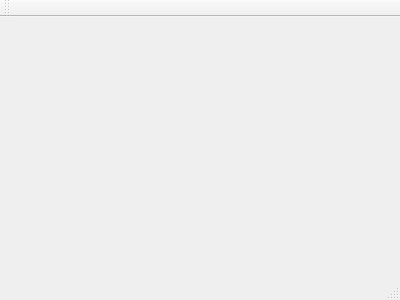
The window that mainwindow.ui (dunn-cwu/CS480_Calculator) describes before a commit, drawn with Qt 5.
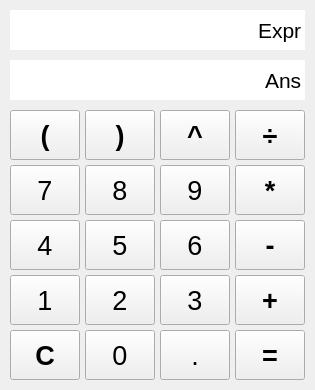
The same window after the commit.

The edit to the form file:
```diff
--- a/mainwindow.ui
+++ b/mainwindow.ui
@@ -1,24 +1,549 @@
 <ui version="4.0">
  <class>MainWindow</class>
- <widget class="QMainWindow" name="MainWindow" >
-  <property name="geometry" >
+ <widget class="QMainWindow" name="MainWindow">
+  <property name="geometry">
    <rect>
     <x>0</x>
     <y>0</y>
-    <width>400</width>
-    <height>300</height>
+    <width>315</width>
+    <height>390</height>
    </rect>
   </property>
   <property name="windowTitle" >
    <string>MainWindow</string>
   </property>
-  <widget class="QMenuBar" name="menuBar" />
-  <widget class="QToolBar" name="mainToolBar" />
-  <widget class="QWidget" name="centralWidget" />
-  <widget class="QStatusBar" name="statusBar" />
+  <widget class="QWidget" name="centralWidget">
+   <widget class="QPushButton" name="equalsBtn">
+    <property name="geometry">
+     <rect>
+      <x>235</x>
+      <y>330</y>
+      <width>70</width>
+      <height>50</height>
+     </rect>
+    </property>
+    <property name="font">
+     <font>
+      <pointsize>20</pointsize>
+      <weight>75</weight>
+      <bold>true</bold>
+     </font>
+    </property>
+    <property name="text">
+     <string>=</string>
+    </property>
+    <property name="shortcut">
+     <string>Enter</string>
+    </property>
+   </widget>
+   <widget class="QPushButton" name="clearBtn">
+    <property name="geometry">
+     <rect>
+      <x>10</x>
+      <y>330</y>
+      <width>70</width>
+      <height>50</height>
+     </rect>
+    </property>
+    <property name="font">
+     <font>
+      <pointsize>20</pointsize>
+      <weight>75</weight>
+      <bold>true</bold>
+     </font>
+    </property>
+    <property name="text">
+     <string>C</string>
+    </property>
+    <property name="shortcut">
+     <string>Del</string>
+    </property>
+   </widget>
+   <widget class="QPushButton" name="oneBtn">
+    <property name="geometry">
+     <rect>
+      <x>10</x>
+      <y>275</y>
+      <width>70</width>
+      <height>50</height>
+     </rect>
+    </property>
+    <property name="font">
+     <font>
+      <pointsize>20</pointsize>
+      <weight>50</weight>
+      <bold>false</bold>
+     </font>
+    </property>
+    <property name="text">
+     <string>1</string>
+    </property>
+    <property name="shortcut">
+     <string>1</string>
+    </property>
+   </widget>
+   <widget class="QPushButton" name="twoBtn">
+    <property name="geometry">
+     <rect>
+      <x>85</x>
+      <y>275</y>
+      <width>70</width>
+      <height>50</height>
+     </rect>
+    </property>
+    <property name="font">
+     <font>
+      <pointsize>20</pointsize>
+      <weight>50</weight>
+      <bold>false</bold>
+     </font>
+    </property>
+    <property name="text">
+     <string>2</string>
+    </property>
+    <property name="shortcut">
+     <string>2</string>
+    </property>
+   </widget>
+   <widget class="QPushButton" name="fourBtn">
+    <property name="geometry">
+     <rect>
+      <x>10</x>
+      <y>220</y>
+      <width>70</width>
+      <height>50</height>
+     </rect>
+    </property>
+    <property name="font">
+     <font>
+      <pointsize>20</pointsize>
+      <weight>50</weight>
+      <bold>false</bold>
+     </font>
+    </property>
+    <property name="text">
+     <string>4</string>
+    </property>
+    <property name="shortcut">
+     <string>4</string>
+    </property>
+   </widget>
+   <widget class="QPushButton" name="sevenBtn">
+    <property name="geometry">
+     <rect>
+      <x>10</x>
+      <y>165</y>
+      <width>70</width>
+      <height>50</height>
+     </rect>
+    </property>
+    <property name="font">
+     <font>
+      <pointsize>20</pointsize>
+      <weight>50</weight>
+      <bold>false</bold>
+     </font>
+    </property>
+    <property name="text">
+     <string>7</string>
+    </property>
+    <property name="shortcut">
+     <string>7</string>
+    </property>
+   </widget>
+   <widget class="QPushButton" name="leftParenthBtn">
+    <property name="geometry">
+     <rect>
+      <x>10</x>
+      <y>110</y>
+      <width>70</width>
+      <height>50</height>
+     </rect>
+    </property>
+    <property name="font">
+     <font>
+      <pointsize>20</pointsize>
+      <weight>75</weight>
+      <bold>true</bold>
+     </font>
+    </property>
+    <property name="text">
+     <string>(</string>
+    </property>
+    <property name="shortcut">
+     <string>(</string>
+    </property>
+   </widget>
+   <widget class="QLineEdit" name="exprTextBox">
+    <property name="geometry">
+     <rect>
+      <x>10</x>
+      <y>10</y>
+      <width>295</width>
+      <height>40</height>
+     </rect>
+    </property>
+    <property name="font">
+     <font>
+      <family>MS Shell Dlg 2</family>
+      <pointsize>16</pointsize>
+     </font>
+    </property>
+    <property name="layoutDirection">
+     <enum>Qt::LeftToRight</enum>
+    </property>
+    <property name="text">
+     <string>Expr</string>
+    </property>
+    <property name="frame">
+     <bool>false</bool>
+    </property>
+    <property name="alignment">
+     <set>Qt::AlignRight|Qt::AlignTrailing|Qt::AlignVCenter</set>
+    </property>
+    <property name="readOnly">
+     <bool>true</bool>
+    </property>
+    <property name="placeholderText">
+     <string>0</string>
+    </property>
+   </widget>
+   <widget class="QLineEdit" name="ansTextBox">
+    <property name="geometry">
+     <rect>
+      <x>10</x>
+      <y>60</y>
+      <width>295</width>
+      <height>40</height>
+     </rect>
+    </property>
+    <property name="font">
+     <font>
+      <family>MS Shell Dlg 2</family>
+      <pointsize>16</pointsize>
+     </font>
+    </property>
+    <property name="layoutDirection">
+     <enum>Qt::LeftToRight</enum>
+    </property>
+    <property name="text">
+     <string>Ans</string>
+    </property>
+    <property name="frame">
+     <bool>false</bool>
+    </property>
+    <property name="alignment">
+     <set>Qt::AlignRight|Qt::AlignTrailing|Qt::AlignVCenter</set>
+    </property>
+    <property name="readOnly">
+     <bool>true</bool>
+    </property>
+    <property name="placeholderText">
+     <string>0</string>
+    </property>
+   </widget>
+   <widget class="QPushButton" name="zeroBtn">
+    <property name="geometry">
+     <rect>
+      <x>85</x>
+      <y>330</y>
+      <width>70</width>
+      <height>50</height>
+     </rect>
+    </property>
+    <property name="font">
+     <font>
+      <pointsize>20</pointsize>
+      <weight>50</weight>
+      <bold>false</bold>
+     </font>
+    </property>
+    <property name="text">
+     <string>0</string>
+    </property>
+    <property name="shortcut">
+     <string>0</string>
+    </property>
+   </widget>
+   <widget class="QPushButton" name="periodBtn">
+    <property name="geometry">
+     <rect>
+      <x>160</x>
+      <y>330</y>
+      <width>70</width>
+      <height>50</height>
+     </rect>
+    </property>
+    <property name="font">
+     <font>
+      <pointsize>20</pointsize>
+      <weight>50</weight>
+      <bold>false</bold>
+     </font>
+    </property>
+    <property name="text">
+     <string>.</string>
+    </property>
+    <property name="shortcut">
+     <string>.</string>
+    </property>
+   </widget>
+   <widget class="QPushButton" name="threeBtn">
+    <property name="geometry">
+     <rect>
+      <x>160</x>
+      <y>275</y>
+      <width>70</width>
+      <height>50</height>
+     </rect>
+    </property>
+    <property name="font">
+     <font>
+      <pointsize>20</pointsize>
+      <weight>50</weight>
+      <bold>false</bold>
+     </font>
+    </property>
+    <property name="text">
+     <string>3</string>
+    </property>
+    <property name="shortcut">
+     <string>3</string>
+    </property>
+   </widget>
+   <widget class="QPushButton" name="plusBtn">
+    <property name="geometry">
+     <rect>
+      <x>235</x>
+      <y>275</y>
+      <width>70</width>
+      <height>50</height>
+     </rect>
+    </property>
+    <property name="font">
+     <font>
+      <pointsize>20</pointsize>
+      <weight>75</weight>
+      <bold>true</bold>
+     </font>
+    </property>
+    <property name="text">
+     <string>+</string>
+    </property>
+    <property name="shortcut">
+     <string>+</string>
+    </property>
+   </widget>
+   <widget class="QPushButton" name="subBtn">
+    <property name="geometry">
+     <rect>
+      <x>235</x>
+      <y>220</y>
+      <width>70</width>
+      <height>50</height>
+     </rect>
+    </property>
+    <property name="font">
+     <font>
+      <pointsize>20</pointsize>
+      <weight>75</weight>
+      <bold>true</bold>
+     </font>
+    </property>
+    <property name="text">
+     <string>-</string>
+    </property>
+    <property name="shortcut">
+     <string>-</string>
+    </property>
+   </widget>
+   <widget class="QPushButton" name="multBtn">
+    <property name="geometry">
+     <rect>
+      <x>235</x>
+      <y>165</y>
+      <width>70</width>
+      <height>50</height>
+     </rect>
+    </property>
+    <property name="font">
+     <font>
+      <pointsize>20</pointsize>
+      <weight>75</weight>
+      <bold>true</bold>
+     </font>
+    </property>
+    <property name="text">
+     <string>*</string>
+    </property>
+    <property name="shortcut">
+     <string>*</string>
+    </property>
+   </widget>
+   <widget class="QPushButton" name="divBtn">
+    <property name="geometry">
+     <rect>
+      <x>235</x>
+      <y>110</y>
+      <width>70</width>
+      <height>50</height>
+     </rect>
+    </property>
+    <property name="font">
+     <font>
+      <pointsize>20</pointsize>
+      <weight>75</weight>
+      <bold>true</bold>
+     </font>
+    </property>
+    <property name="text">
+     <string>÷</string>
+    </property>
+    <property name="shortcut">
+     <string>/</string>
+    </property>
+   </widget>
+   <widget class="QPushButton" name="rightParenthBtn">
+    <property name="geometry">
+     <rect>
+      <x>85</x>
+      <y>110</y>
+      <width>70</width>
+      <height>50</height>
+     </rect>
+    </property>
+    <property name="font">
+     <font>
+      <pointsize>20</pointsize>
+      <weight>75</weight>
+      <bold>true</bold>
+     </font>
+    </property>
+    <property name="text">
+     <string>)</string>
+    </property>
+    <property name="shortcut">
+     <string>)</string>
+    </property>
+   </widget>
+   <widget class="QPushButton" name="exponentBtn">
+    <property name="geometry">
+     <rect>
+      <x>160</x>
+      <y>110</y>
+      <width>70</width>
+      <height>50</height>
+     </rect>
+    </property>
+    <property name="font">
+     <font>
+      <pointsize>20</pointsize>
+      <weight>75</weight>
+      <bold>true</bold>
+     </font>
+    </property>
+    <property name="text">
+     <string>^</string>
+    </property>
+    <property name="shortcut">
+     <string>^</string>
+    </property>
+   </widget>
+   <widget class="QPushButton" name="fiveBtn">
+    <property name="geometry">
+     <rect>
+      <x>85</x>
+      <y>220</y>
+      <width>70</width>
+      <height>50</height>
+     </rect>
+    </property>
+    <property name="font">
+     <font>
+      <pointsize>20</pointsize>
+      <weight>50</weight>
+      <bold>false</bold>
+     </font>
+    </property>
+    <property name="text">
+     <string>5</string>
+    </property>
+    <property name="shortcut">
+     <string>5</string>
+    </property>
+   </widget>
+   <widget class="QPushButton" name="sixBtn">
+    <property name="geometry">
+     <rect>
+      <x>160</x>
+      <y>220</y>
+      <width>70</width>
+      <height>50</height>
+     </rect>
+    </property>
+    <property name="font">
+     <font>
+      <pointsize>20</pointsize>
+      <weight>50</weight>
+      <bold>false</bold>
+     </font>
+    </property>
+    <property name="text">
+     <string>6</string>
+    </property>
+    <property name="shortcut">
+     <string>6</string>
+    </property>
+   </widget>
+   <widget class="QPushButton" name="eightBtn">
+    <property name="geometry">
+     <rect>
+      <x>85</x>
+      <y>165</y>
+      <width>70</width>
+      <height>50</height>
+     </rect>
+    </property>
+    <property name="font">
+     <font>
+      <pointsize>20</pointsize>
+      <weight>50</weight>
+      <bold>false</bold>
+     </font>
+    </property>
+    <property name="text">
+     <string>8</string>
+    </property>
+    <property name="shortcut">
+     <string>8</string>
+    </property>
+   </widget>
+   <widget class="QPushButton" name="nineBtn">
+    <property name="geometry">
+     <rect>
+      <x>160</x>
+      <y>165</y>
+      <width>70</width>
+      <height>50</height>
+     </rect>
+    </property>
+    <property name="font">
+     <font>
+      <pointsize>20</pointsize>
+      <weight>50</weight>
+      <bold>false</bold>
+     </font>
+    </property>
+    <property name="text">
+     <string>9</string>
+    </property>
+    <property name="shortcut">
+     <string>9</string>
+    </property>
+   </widget>
+  </widget>
  </widget>
- <layoutDefault spacing="6" margin="11" />
- <pixmapfunction></pixmapfunction>
+ <layoutdefault spacing="6" margin="11"/>
  <resources/>
  <connections/>
 </ui>
```
Left out of the diff: 5 changed lines with no effect on the pictures.
